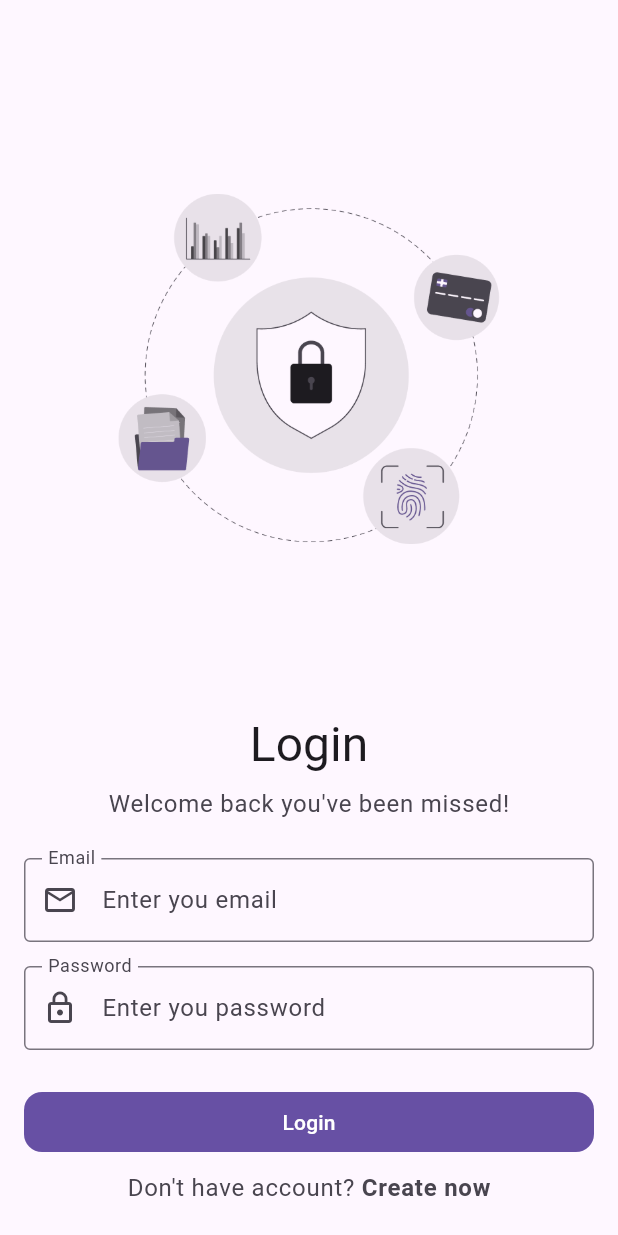
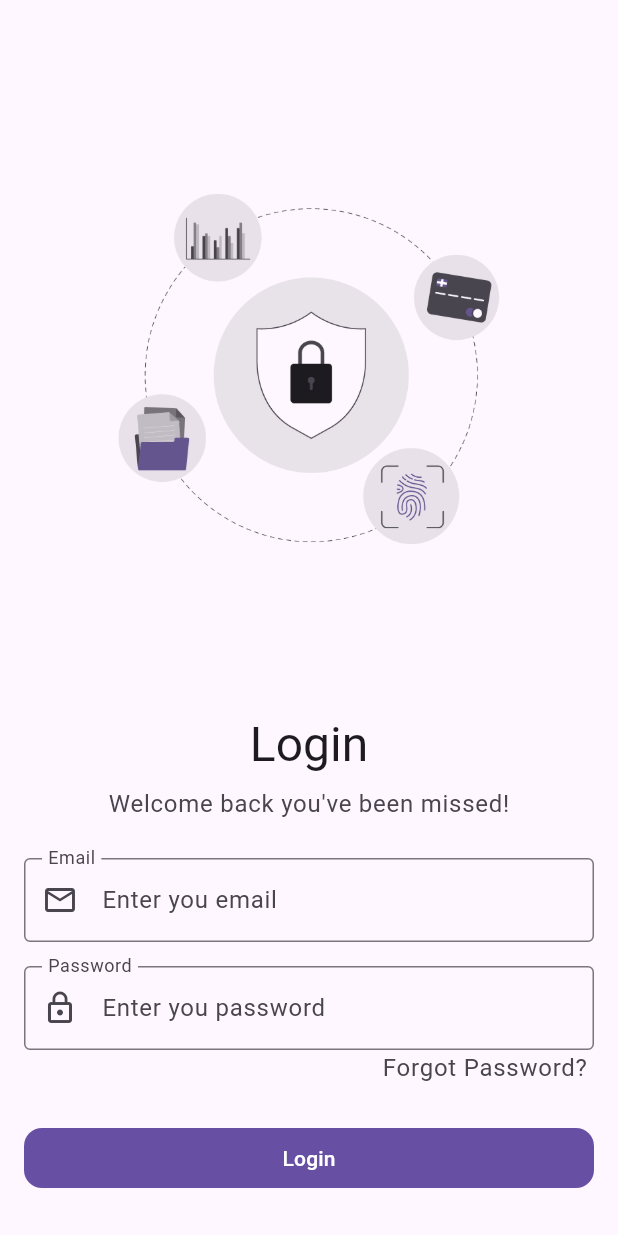
Before and after one commit to anshRS/xautoflow, a Flutter app: the screen it shows after launch, on a phone screen of 412 x 824 dp. Run offline on Flutter 3.47's test engine with Material 3 defaults, Android fonts, the phone set to English and light mode, and no system bars; our stand-ins replace flutter_bloc, fpdart, get_it, image_picker, shared_preferences.

Commit message:
feat(ui): added forgot password screen

```diff
--- a/client/lib/features/auth/presentation/screens/login_screen.dart
+++ b/client/lib/features/auth/presentation/screens/login_screen.dart
@@ -1,6 +1,7 @@
 import 'package:client/common/widgets/custom_button.dart';
 import 'package:client/common/widgets/custom_snackbar.dart';
 import 'package:client/features/auth/presentation/bloc/auth_bloc.dart';
+import 'package:client/features/auth/presentation/screens/forgot_password_screen.dart';
 import 'package:client/features/home/presentation/screens/home_screen.dart';
 import 'package:client/features/auth/presentation/screens/signup_screen.dart';
 import 'package:client/features/auth/presentation/widgets/auth_form_field.dart';
@@ -96,7 +97,7 @@ class _SignUpScreenState extends State<LogInScreen> {
 
                         Flex(
                           direction: Axis.vertical,
-                          spacing: 16,
+                          // spacing: 16,
                           children: [
                             AuthFormField(
                               label: "Email",
@@ -107,6 +108,7 @@ class _SignUpScreenState extends State<LogInScreen> {
                               validator:
                                   (value) => Validator.validateEmail(value),
                             ),
+                            const SizedBox(height: 16),
                             AuthFormField(
                               label: "Password",
                               hintText: "Enter you password",
@@ -118,6 +120,35 @@ class _SignUpScreenState extends State<LogInScreen> {
                                     'Password',
                                     value,
                                   ),
+                            ),
+                            Row(
+                              mainAxisAlignment: MainAxisAlignment.end,
+                              children: [
+                                GestureDetector(
+                                  onTap: () {
+                                    Navigator.push(
+                                      context,
+                                      ForgotPasswordScreen.route(),
+                                    );
+                                  },
+                                  child: Text.rich(
+                                    TextSpan(
+                                      children: [
+                                        TextSpan(
+                                          text: "Forgot Password? ",
+                                          style: theme.textTheme.bodyLarge
+                                              ?.copyWith(
+                                                color:
+                                                    theme
+                                                        .colorScheme
+                                                        .onSurfaceVariant,
+                                              ),
+                                        ),
+                                      ],
+                                    ),
+                                  ),
+                                ),
+                              ],
                             ),
                           ],
                         ),
```
Also changed, not shown: client/lib/features/auth/presentation/screens/forgot_password_screen.dart (added, +96 -0 lines).
